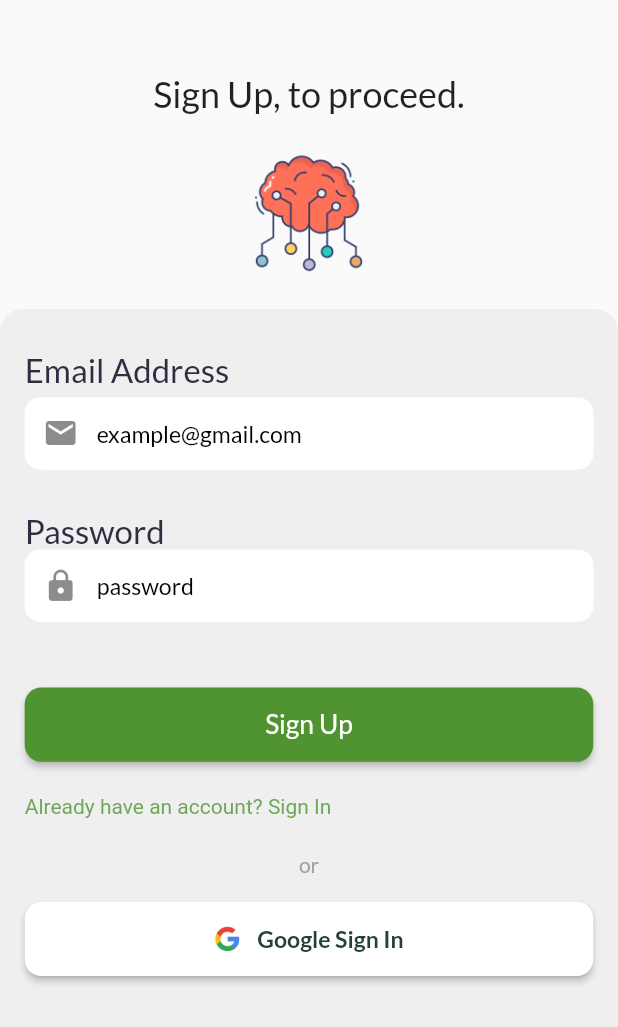
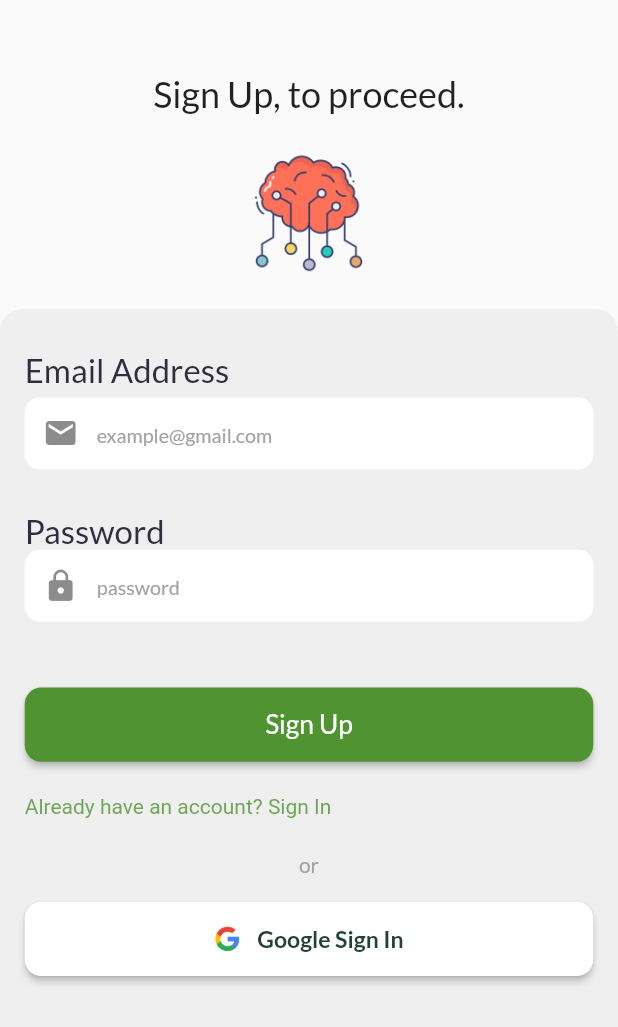
Before and after one commit to petermusembi69/social_vikings, a Flutter app: the SignUpView screen opened directly, on a phone screen of 412 x 824 dp. Shown: the top 1027 px of the screen. Run offline on Flutter 3.47's test engine with Material 2 defaults, Android fonts, the light colour scheme and no system bars; our stand-ins replace bloc, firebase_auth, firebase_core, flutter_bloc, flutter_slidable, freezed_annotation and 6 more; accounts and stored records are empty.

Commit message:
Make minor changes

```diff
--- a/lib/ui/auth/sign_up/sign_up.dart
+++ b/lib/ui/auth/sign_up/sign_up.dart
@@ -146,7 +146,7 @@
                             filled: true,
                             fillColor: Colors.white,
                             hintText: 'example@gmail.com',
-                            hintStyle: TextStyles.createShopPlaceHolderStyle,
+                            hintStyle: TextStyles.medium,
                             contentPadding: const EdgeInsets.symmetric(
                                 horizontal: 20, vertical: 5),
                           ),
@@ -189,7 +189,7 @@
                             filled: true,
                             fillColor: Colors.white,
                             hintText: 'password',
-                            hintStyle: TextStyles.createShopPlaceHolderStyle,
+                            hintStyle: TextStyles.medium,
                             contentPadding: const EdgeInsets.symmetric(
                                 horizontal: 20, vertical: 5),
                           ),
@@ -330,15 +330,21 @@
                                     style: TextStyles.subHeading,
                                   ),
                                 ]),
-                            loading: () => SizedBox(
-                              height: 20,
-                              width: 20,
-                              child: CircularProgressIndicator(
-                                strokeWidth: 2,
-                                backgroundColor:
-                                    AppTheme.appTheme(context).greyWeak,
-                              ),
-                            ),
+                            loading: () =>  Row(
+                                mainAxisAlignment: MainAxisAlignment.center,
+                                children: [
+                                  Image.asset(
+                                    'images/google.png',
+                                    height: Adapt.px(32),
+                                  ),
+                                  SizedBox(
+                                    width: Adapt.px(20),
+                                  ),
+                                  Text(
+                                    'Google Sign In',
+                                    style: TextStyles.subHeading,
+                                  ),
+                                ]),
                             loaded: () => Row(
                                 mainAxisAlignment: MainAxisAlignment.center,
                                 children: [
--- a/lib/ui/decision.dart
+++ b/lib/ui/decision.dart
@@ -13,7 +13,7 @@
   void _redirectToPage(BuildContext context, {required String routeName}) {
     WidgetsBinding.instance!.addPostFrameCallback(
       (_) {
-        Navigator.pushNamed(
+        Navigator.popAndPushNamed(
           context,
           routeName,
         );
--- a/lib/ui/learn/learn.dart
+++ b/lib/ui/learn/learn.dart
@@ -114,7 +114,7 @@
                 FractionallySizedBox(
                   widthFactor: 0.6,
                   child: Container(
-                    height: kToolbarHeight * 2,
+                    height: kToolbarHeight * 1.8,
                     child: Padding(
                       padding: EdgeInsets.only(
                         top: Adapt.px(20),
--- a/lib/ui/profile/profile.dart
+++ b/lib/ui/profile/profile.dart
@@ -16,7 +16,7 @@
     SystemChrome.setSystemUIOverlayStyle(
       SystemUiOverlayStyle(
         statusBarColor: Colors.transparent,
-        statusBarIconBrightness: Brightness.light,
+        statusBarIconBrightness: Brightness.dark,
       ),
     );
   }
--- a/lib/ui/widgets/drawer.dart
+++ b/lib/ui/widgets/drawer.dart
@@ -37,7 +37,8 @@
       DrawerItem('logOut', Icons.exit_to_app, () async {
         await locator<AuthService>().signOut();
         locator<HiveService>().clearPrefs();
-        Navigator.pushReplacementNamed(context, AppRouter.intialRoute);
+        Navigator.pop(context);
+        Navigator.pushNamed(context, AppRouter.intialRoute);
       }),
     ];
     return Padding(
```
